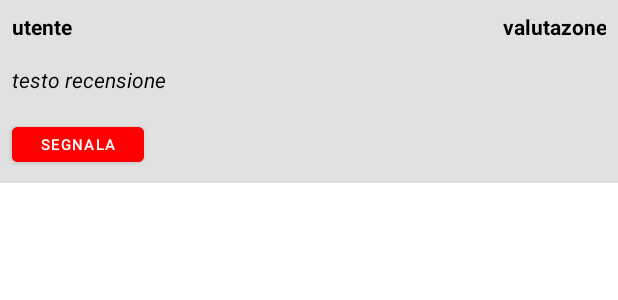
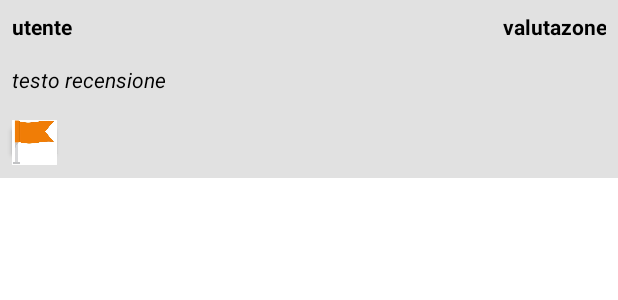
Before and after one commit to thewizard322/cinemates20, an Android app: the layout row_recensione.xml on its own in the app's theme, with its tools: preview values and no code run, on a phone screen of 412 x 824 dp. Shown: the top 300 px of the screen. Run offline under Robolectric (Android 15) with nearby library versions, the phone set to English and light mode, and no system bars.

Commit message:
Bandierina gg

```diff
--- a/app/src/main/res/layout/row_recensione.xml
+++ b/app/src/main/res/layout/row_recensione.xml
@@ -49,10 +49,12 @@
 
     <Button
         android:id="@+id/bSegnalaRecenesione"
-        android:layout_width="88dp"
-        android:layout_height="35dp"
+        android:layout_width="30dp"
+        android:layout_height="32dp"
         android:layout_margin="8dp"
-        android:backgroundTint="#FF0000"
-        android:text="Segnala"
-        android:textSize="10dp" />
+        app:icon="@drawable/segnalazione"
+        app:iconGravity="textStart"
+        app:iconPadding="0dp"
+        app:iconSize="30dp"
+        app:iconTint="@null" />
 </LinearLayout>
```
Also changed, not shown: app/src/main/res/drawable/segnalazione.jpg (added).
